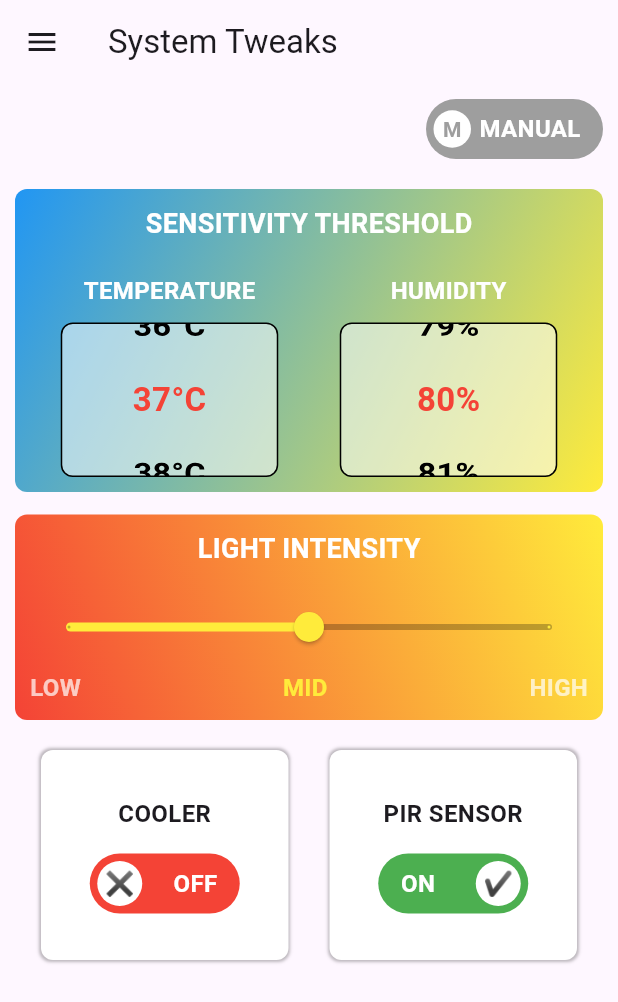
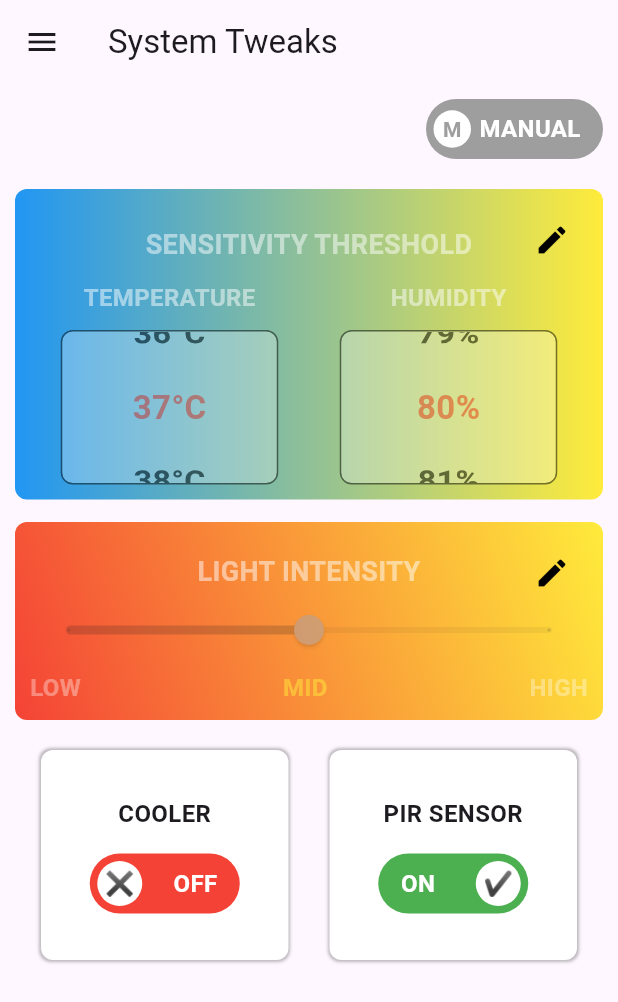
Before and after one commit to ezzzep/SMART-LOBBY-LIGHTING, a Flutter app: the SystemTweaks screen opened directly, on a phone screen of 412 x 824 dp. Shown: the top 1002 px of the screen. Run offline on Flutter 3.47's test engine with Material 3 defaults, Android fonts, the phone set to English and light mode, and no system bars; our stand-ins replace cloud_firestore, firebase_auth, firebase_core, flutter_blue_plus, fluttertoast, google_fonts and 2 more; accounts and stored records are empty.

Commit message:
Added edit and save button on widget

```diff
--- a/lib/screens/systemTweaks/system_tweaks_screen.dart
+++ b/lib/screens/systemTweaks/system_tweaks_screen.dart
@@ -17,6 +17,8 @@ class _SystemTweaksState extends State<SystemTweaks> {
   bool _isCoolerOn = false;
   bool _isPirSensorOn = true;
   bool _isSystemModeOn = false;
+  bool _isEditingThreshold = false;
+  bool _isEditingIntensity = false;
 
   final AuthService _authService = AuthService();
 
@@ -134,32 +136,39 @@ class _SystemTweaksState extends State<SystemTweaks> {
   }
 
   Widget _buildSensitivityThreshold() {
-    return IgnorePointer(
-      ignoring: _isSystemModeOn,
-      child: Opacity(
-        opacity: _isSystemModeOn ? 0.5 : 1.0,
-        child: Container(
+    return Container(
       margin: const EdgeInsets.all(10),
       padding: const EdgeInsets.all(10),
       decoration: BoxDecoration(
         gradient: const LinearGradient(
           colors: [Colors.blue, Colors.yellow],
           begin: Alignment.topLeft,
-              end: Alignment.bottomRight,
+          end: Alignment.topRight,
         ),
         borderRadius: BorderRadius.circular(8),
       ),
+      child: Stack(
+        alignment: Alignment.center,
+        children: [
+          IgnorePointer(
+            ignoring: _isSystemModeOn || !_isEditingThreshold,
+            child: Opacity(
+              opacity: (_isSystemModeOn || !_isEditingThreshold) ? 0.5 : 1.0,
               child: Column(
-            mainAxisAlignment: MainAxisAlignment.center,
                 children: [
-              const Text(
+                  Transform.translate(
+                    offset: const Offset(0, 14),
+                    child: const Text(
                       'SENSITIVITY THRESHOLD',
                       style: TextStyle(
                         fontWeight: FontWeight.bold,
                         fontSize: 18,
-                    color: Colors.white),
+                        color: Colors.white,
                       ),
-              const SizedBox(height: 20),
+                      textAlign: TextAlign.center,
+                    ),
+                  ),
+                  const SizedBox(height: 25),
                   Row(
                     mainAxisAlignment: MainAxisAlignment.spaceAround,
                     children: [
@@ -181,15 +190,92 @@ class _SystemTweaksState extends State<SystemTweaks> {
               ),
             ),
           ),
+          if (!_isSystemModeOn)
+            Positioned(
+              top: 0,
+              right: 0,
+              child: IconButton(
+                onPressed: () {
+                  setState(() {
+                    if (!_isEditingThreshold) {
+                      _isEditingIntensity = false;
+                    }
+                    _isEditingThreshold = !_isEditingThreshold;
+                  });
+                },
+                icon: Icon(
+                  _isEditingThreshold ? Icons.save : Icons.edit,
+                  color: Colors.black,
+                ),
+              ),
+            ),
+        ],
+      ),
+    );
+  }
+
+  Widget _buildScrollPicker(
+      String label, int min, int max, int value, Function(int) onChanged) {
+    List<String> values = List.generate(max - min + 1,
+        (index) => "${min + index}${label == 'TEMPERATURE' ? '°C' : '%'}");
+
+    return Container(
+      decoration: BoxDecoration(
+        borderRadius: BorderRadius.circular(8),
+      ),
+      child: Column(
+        children: [
+          Text(label,
+              style: const TextStyle(
+                  fontWeight: FontWeight.bold,
+                  fontSize: 16,
+                  color: Colors.white)),
+          const SizedBox(height: 10),
+          Container(
+            width: 145,
+            height: 103,
+            decoration: BoxDecoration(
+              border: Border.all(color: Colors.black),
+              borderRadius: BorderRadius.circular(8),
+              color: Colors.white54,
+            ),
+            child: ListWheelScrollView.useDelegate(
+              itemExtent: 50,
+              perspective: 0.002,
+              physics: (_isSystemModeOn || !_isEditingThreshold)
+                  ? const NeverScrollableScrollPhysics()
+                  : const FixedExtentScrollPhysics(),
+              controller: FixedExtentScrollController(initialItem: value - min),
+              onSelectedItemChanged: (index) {
+                if (!_isSystemModeOn && _isEditingThreshold) {
+                  setState(() => onChanged(min + index));
+                }
+              },
+              childDelegate: ListWheelChildBuilderDelegate(
+                childCount: values.length,
+                builder: (context, index) {
+                  bool isSelected = (min + index) == value;
+                  return Center(
+                    child: Text(
+                      values[index],
+                      style: TextStyle(
+                        fontSize: 22,
+                        fontWeight: FontWeight.bold,
+                        color: isSelected ? Colors.red : Colors.black,
+                      ),
+                    ),
+                  );
+                },
+              ),
+            ),
+          ),
+        ],
+      ),
     );
   }
 
   Widget _buildLightIntensitySlider() {
-    return IgnorePointer(
-      ignoring: _isSystemModeOn,
-      child: Opacity(
-        opacity: _isSystemModeOn ? 0.5 : 1.0,
-        child: Container(
+    return Container(
       margin: const EdgeInsets.symmetric(horizontal: 10, vertical: 5),
       padding: const EdgeInsets.all(10),
       decoration: BoxDecoration(
@@ -200,17 +286,28 @@ class _SystemTweaksState extends State<SystemTweaks> {
         ),
         borderRadius: BorderRadius.circular(8),
       ),
+      child: Stack(
+        alignment: Alignment.center,
+        children: [
+          IgnorePointer(
+            ignoring: _isSystemModeOn || !_isEditingIntensity,
+            child: Opacity(
+              opacity: (_isSystemModeOn || !_isEditingIntensity) ? 0.5 : 1.0,
               child: Column(
                 children: [
-              const Text(
+                  Transform.translate(
+                    offset: const Offset(0, 10),
+                    child: const Text(
                       'LIGHT INTENSITY',
                       style: TextStyle(
                         fontWeight: FontWeight.bold,
                         fontSize: 18,
                         color: Colors.white,
                       ),
+                      textAlign: TextAlign.center,
                     ),
-              const SizedBox(height: 15),
+                  ),
+                  const SizedBox(height: 12),
                   Slider(
                     value: _lightIntensity,
                     min: 0,
@@ -222,7 +319,7 @@ class _SystemTweaksState extends State<SystemTweaks> {
                             ? Colors.yellow
                             : Colors.red,
                     inactiveColor: Colors.black26,
-                onChanged: _isSystemModeOn
+                    onChanged: (_isSystemModeOn || !_isEditingIntensity)
                         ? null
                         : (value) {
                             setState(() {
@@ -230,7 +327,7 @@ class _SystemTweaksState extends State<SystemTweaks> {
                             });
                           },
                   ),
-              const SizedBox(height: 5),
+                  const SizedBox(height: 3),
                   Row(
                     mainAxisAlignment: MainAxisAlignment.spaceBetween,
                     children: [
@@ -242,6 +339,27 @@ class _SystemTweaksState extends State<SystemTweaks> {
                 ],
               ),
             ),
+          ),
+          if (!_isSystemModeOn)
+            Positioned(
+              top: 0,
+              right: 0,
+              child: IconButton(
+                onPressed: () {
+                  setState(() {
+                    if (!_isEditingIntensity) {
+                      _isEditingThreshold = false;
+                    }
+                    _isEditingIntensity = !_isEditingIntensity;
+                  });
+                },
+                icon: Icon(
+                  _isEditingIntensity ? Icons.save : Icons.edit,
+                  color: Colors.black,
+                ),
+              ),
+            ),
+        ],
       ),
     );
   }
@@ -373,63 +491,4 @@ class _SystemTweaksState extends State<SystemTweaks> {
       ),
     );
   }
-
-  Widget _buildScrollPicker(
-      String label, int min, int max, int value, Function(int) onChanged) {
-    List<String> values = List.generate(max - min + 1,
-        (index) => "${min + index}${label == 'TEMPERATURE' ? '°C' : '%'}");
-
-    return IgnorePointer(
-      ignoring: _isSystemModeOn,
-      child: Opacity(
-        opacity: _isSystemModeOn ? 0.5 : 1.0,
-        child: Column(
-          children: [
-            Text(label,
-                style: const TextStyle(
-                    fontWeight: FontWeight.bold,
-                    fontSize: 16,
-                    color: Colors.white)),
-            const SizedBox(height: 10),
-            Container(
-              width: 145,
-              height: 103,
-              decoration: BoxDecoration(
-                border: Border.all(color: Colors.black),
-                borderRadius: BorderRadius.circular(8),
-                color: Colors.white54,
-              ),
-              child: ListWheelScrollView.useDelegate(
-                itemExtent: 50,
-                perspective: 0.002,
-                physics: _isSystemModeOn
-                    ? const NeverScrollableScrollPhysics()
-                    : const FixedExtentScrollPhysics(),
-                controller:
-                    FixedExtentScrollController(initialItem: value - min),
-                onSelectedItemChanged: (index) =>
-                    setState(() => onChanged(min + index)),
-                childDelegate: ListWheelChildBuilderDelegate(
-                  childCount: values.length,
-                  builder: (context, index) {
-                    bool isSelected = (min + index) == value;
-                    return Center(
-                      child: Text(
-                        values[index],
-                        style: TextStyle(
-                          fontSize: 22,
-                          fontWeight: FontWeight.bold,
-                          color: isSelected ? Colors.red : Colors.black,
-                        ),
-                      ),
-                    );
-                  },
-                ),
-              ),
-            ),
-          ],
-        ),
-      ),
-    );
 }
-}
```
Lines whose indentation alone changed are shown as unchanged.
